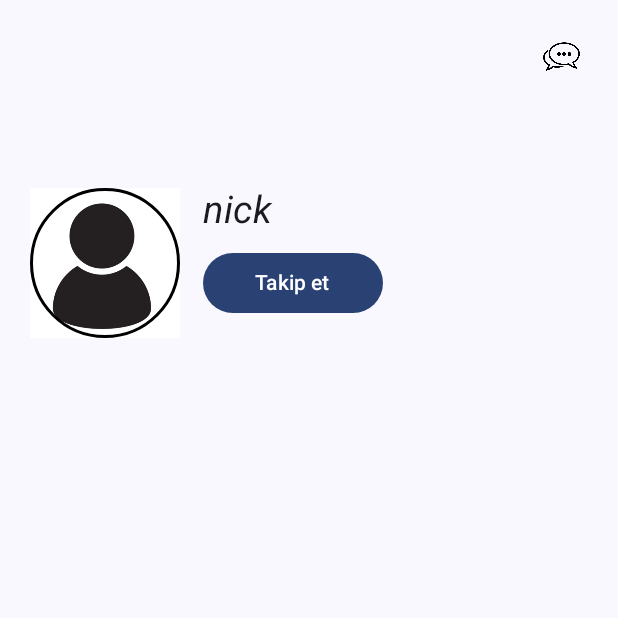
After one commit to HakanAkduman/Kunapp, an Android app built with Jetpack Compose: the composable ProfileScreen shown on its own in the app's theme, on a phone screen of 412 x 824 dp, the top half of it. The commit adds this screen. Run offline under Robolectric (Android 15) with nearby library versions, the phone set to English and light mode, and no system bars.

Commit message:
post ,new post and profile screen has been generated

```diff
--- a/app/build.gradle
+++ b/app/build.gradle
@@ -99,4 +99,5 @@ dependencies {
 
     // alternately - if using Java8, use the following instead of lifecycle-compiler
     implementation "androidx.lifecycle:lifecycle-common-java8:$lifecycle_version"
+    implementation("io.coil-kt:coil-compose:2.4.0")
 }
--- a/app/src/main/java/com/example/kunapp/LoginActivity.kt
+++ b/app/src/main/java/com/example/kunapp/LoginActivity.kt
@@ -17,6 +17,7 @@ import androidx.navigation.compose.composable
 import androidx.navigation.compose.rememberNavController
 import com.example.kunapp.ui.theme.KunappTheme
 import com.example.kunapp.view.LoginScreen
+import com.example.kunapp.view.MainScreen
 import com.example.kunapp.view.RegisterScreen
 
 class MainActivity : ComponentActivity() {
@@ -28,6 +29,7 @@ class MainActivity : ComponentActivity() {
                 NavHost(navController = navController, startDestination = "login_screen") {
                     composable("login_screen") { LoginScreen(navController = navController)}
                     composable("register_screen") { RegisterScreen(navController = navController) }
+                    composable("main_screen") { MainScreen(navController = navController) }
 
                 }
             }
--- a/app/src/main/java/com/example/kunapp/view/LoginScreen.kt
+++ b/app/src/main/java/com/example/kunapp/view/LoginScreen.kt
@@ -45,7 +45,7 @@ fun LoginScreen(navController:NavController){
 
 @OptIn(ExperimentalMaterial3Api::class)
 @Composable
-fun LoginScreenGenerate(navController:NavController){
+private fun LoginScreenGenerate(navController:NavController){
 
     var email by remember { mutableStateOf("") }
     var password by remember { mutableStateOf("") }
@@ -102,7 +102,7 @@ fun LoginScreenGenerate(navController:NavController){
         Button(
             onClick = {
 
-
+                navController.navigate("main_screen")
                       //giriş fonksiyonu yazılacak
             },
             shape = RoundedCornerShape(8.dp),
@@ -129,6 +129,6 @@ fun LoginScreenGenerate(navController:NavController){
 }
 @Preview(showBackground = true)
 @Composable
-fun LoginScreenPreview() {
+private fun LoginScreenPreview() {
     LoginScreenGenerate(navController = NavController(LocalContext.current))
 }
--- /dev/null
+++ b/app/src/main/java/com/example/kunapp/view/NewPostScreen.kt
@@ -0,0 +1,105 @@
+package com.example.kunapp.view
+
+import android.util.Log
+import android.widget.Toast
+import androidx.compose.foundation.Image
+import androidx.compose.foundation.clickable
+import androidx.compose.foundation.layout.Arrangement
+import androidx.compose.foundation.layout.Box
+import androidx.compose.foundation.layout.Column
+import androidx.compose.foundation.layout.Row
+import androidx.compose.foundation.layout.fillMaxHeight
+import androidx.compose.foundation.layout.fillMaxSize
+import androidx.compose.foundation.layout.fillMaxWidth
+import androidx.compose.foundation.layout.padding
+import androidx.compose.foundation.layout.size
+import androidx.compose.material3.Button
+import androidx.compose.material3.ExperimentalMaterial3Api
+import androidx.compose.material3.OutlinedTextField
+import androidx.compose.material3.Surface
+import androidx.compose.material3.Text
+import androidx.compose.material3.TextField
+import androidx.compose.runtime.Composable
+import androidx.compose.runtime.currentCompositionLocalContext
+import androidx.compose.runtime.getValue
+import androidx.compose.runtime.mutableStateOf
+import androidx.compose.runtime.remember
+import androidx.compose.runtime.setValue
+import androidx.compose.ui.Alignment
+import androidx.compose.ui.Modifier
+import androidx.compose.ui.graphics.Color
+import androidx.compose.ui.graphics.painter.BitmapPainter
+import androidx.compose.ui.graphics.painter.Painter
+import androidx.compose.ui.layout.ContentScale
+import androidx.compose.ui.platform.LocalContext
+import androidx.compose.ui.res.painterResource
+import androidx.compose.ui.text.input.PasswordVisualTransformation
+import androidx.compose.ui.text.input.VisualTransformation
+import androidx.compose.ui.tooling.preview.Preview
+import androidx.compose.ui.unit.dp
+import androidx.navigation.NavController
+import com.example.kunapp.R
+
+@Composable
+fun NewPostScreen(navController: NavController){
+
+    NewPostScreenGenerate(navController)
+
+
+}
+
+
+@OptIn(ExperimentalMaterial3Api::class)
+@Composable
+private fun NewPostScreenGenerate(navController: NavController){
+var postText by remember{ mutableStateOf("") }
+Column(verticalArrangement = Arrangement.Center,
+        horizontalAlignment = Alignment.CenterHorizontally,
+    modifier = Modifier
+        .fillMaxWidth()
+        .fillMaxHeight(0.80F)
+        .padding(vertical = 10.dp, horizontal = 15.dp)) {
+    OutlinedTextField(
+        value = postText,
+        onValueChange = { postText = it },
+        label = { Text(text = "Paylaşmak istediklerinizi girebilirsiniz") },
+        modifier = Modifier.fillMaxWidth()
+    )
+
+    ImageButton(modifier = Modifier.size(150.dp), drawableToDraw = R.drawable.tap_to_load_image){
+        takePhoto()
+    }
+    Button(onClick = { share() }) {
+        Text(text = "Paylaş")
+    }
+
+}
+
+}
+
+fun share(){
+    //daha sonra eklenecek
+}
+
+fun takePhoto(){
+    Log.e("test","take photopart has been worked")
+}
+@Composable
+fun ImageButton(modifier:Modifier,drawableToDraw:Int,description:String?=null,onClick: () -> Unit) {
+    Surface(
+        modifier = modifier.clickable(onClick = onClick),
+        color = Color.Transparent
+    ) {
+        Image(
+            painter = painterResource(drawableToDraw),
+            contentDescription = description,
+            modifier = Modifier.fillMaxSize(),
+            contentScale = ContentScale.Crop
+        )
+    }
+}
+@Preview(showBackground = true)
+@Composable
+private fun ScreenPreview() {
+    NewPostScreenGenerate(navController = NavController(LocalContext.current))
+}
--- /dev/null
+++ b/app/src/main/java/com/example/kunapp/view/ProfileScreen.kt
@@ -0,0 +1,102 @@
+package com.example.kunapp.view
+
+import androidx.compose.foundation.BorderStroke
+import androidx.compose.foundation.Image
+import androidx.compose.foundation.background
+import androidx.compose.foundation.border
+import androidx.compose.foundation.layout.Arrangement
+import androidx.compose.foundation.layout.Column
+import androidx.compose.foundation.layout.Row
+import androidx.compose.foundation.layout.Spacer
+import androidx.compose.foundation.layout.fillMaxHeight
+import androidx.compose.foundation.layout.fillMaxSize
+import androidx.compose.foundation.layout.fillMaxWidth
+import androidx.compose.foundation.layout.height
+import androidx.compose.foundation.layout.padding
+import androidx.compose.foundation.layout.size
+import androidx.compose.foundation.layout.width
+import androidx.compose.foundation.shape.CircleShape
+import androidx.compose.material3.Button
+import androidx.compose.material3.ExperimentalMaterial3Api
+import androidx.compose.material3.Text
+import androidx.compose.runtime.Composable
+import androidx.compose.runtime.getValue
+import androidx.compose.runtime.mutableStateOf
+import androidx.compose.runtime.remember
+import androidx.compose.runtime.setValue
+import androidx.compose.ui.Modifier
+import androidx.compose.ui.graphics.Color
+import androidx.compose.ui.platform.LocalContext
+import androidx.compose.ui.text.font.FontStyle
+import androidx.compose.ui.tooling.preview.Preview
+import androidx.compose.ui.unit.TextUnit
+import androidx.compose.ui.unit.TextUnitType
+import androidx.compose.ui.unit.dp
+import androidx.compose.ui.unit.sp
+import androidx.navigation.NavController
+import com.example.kunapp.R
+
+@Composable
+fun ProfileScreen(navController: NavController) {
+    ProfileScreenGenerate(navController)
+}
+
+@OptIn(ExperimentalMaterial3Api::class)
+@Composable
+private fun ProfileScreenGenerate(navController: NavController) {
+    var nick by remember { mutableStateOf("nick") }
+    Column(modifier = Modifier.fillMaxSize()) {
+        Row(
+            modifier = Modifier
+                .fillMaxWidth()
+                .padding(20.dp),
+            horizontalArrangement = Arrangement.End
+        ) {
+            ImageButton(
+                modifier = Modifier.size(35.dp)
+                    .border(BorderStroke( 0.dp, Color.Transparent), CircleShape),
+                drawableToDraw = R.drawable.message_icon
+            ) {
+                openMessages()
+            }
+        }
+        Row(modifier = Modifier.padding(top = 50.dp, start = 20.dp, end = 20.dp, bottom = 50.dp)) {
+            ImageButton(
+                modifier = Modifier
+                    .size(100.dp)
+                    .border(2.dp, Color.Black, CircleShape),
+                drawableToDraw = R.drawable.default_profile_photo
+            ) {
+                changeProfile()
+            }
+            Column(modifier = Modifier.padding(start = 15.dp)) {
+                Text(
+                    text = nick,
+                    fontSize = 25.sp,
+                    fontStyle = FontStyle.Italic
+                )
+                Spacer(modifier = Modifier.height(10.dp))
+                Button(
+                    onClick = { /*TODO*/ },
+                    modifier = Modifier.width(120.dp)
+                ) {
+                    Text(text = "Takip et", fontSize = 14.sp)
+                }
+            }
+        }
+    }
+}
+
+fun openMessages() {
+    // Mesajlar ekranını açmak için gerekli işlemler
+}
+
+fun changeProfile() {
+    // Profil fotoğrafını değiştirmek için gerekli işlemler
+}
+
+@Preview(showBackground = true)
+@Composable
+private fun ScreenPreview() {
+    ProfileScreenGenerate(navController = NavController(LocalContext.current))
+}
--- a/app/src/main/java/com/example/kunapp/view/RegisterScreen.kt
+++ b/app/src/main/java/com/example/kunapp/view/RegisterScreen.kt
@@ -39,7 +39,7 @@ fun RegisterScreen(navController: NavController){
 }
 @OptIn(ExperimentalMaterial3Api::class)
 @Composable
-fun ScreenRegisterGenerate(navController: NavController){
+private fun ScreenRegisterGenerate(navController: NavController){
 
     var email by remember { mutableStateOf("") }
     var password1 by remember { mutableStateOf("") }
@@ -119,6 +119,6 @@ fun ScreenRegisterGenerate(navController: NavController){
 }
 @Preview(showBackground = true)
 @Composable
-fun ScreenPreview() {
+private fun ScreenPreview() {
     ScreenRegisterGenerate(NavController(LocalContext.current))
 }
```
Also changed, not shown: app/src/main/java/com/example/kunapp/view/MainActivity.kt (added, +87 -0 lines), app/src/main/java/com/example/kunapp/view/PostScreen.kt (added, +49 -0 lines), app/src/main/res/drawable/default_profile_photo.png (added), app/src/main/res/drawable/message_icon.png (added), app/src/main/res/drawable/tap_to_load_image.png (added).
